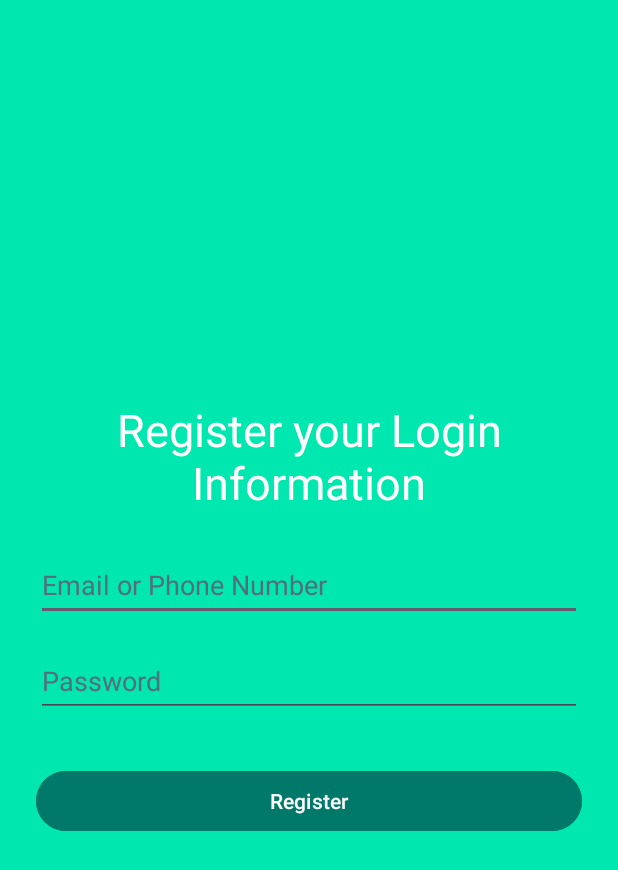
After one commit to Diego620/Recipe-App, an Android app: the RegisterActivity screen opened directly, with no data from a screen before it, on a phone screen of 412 x 824 dp. The commit adds this screen. Shown: the top 870 px of the screen. Run offline under Robolectric (Android 15) with nearby library versions, the phone set to English and light mode, and no system bars.

Commit message:
DataBase Login
We need to change a few things

```diff
--- a/app/src/main/AndroidManifest.xml
+++ b/app/src/main/AndroidManifest.xml
@@ -13,7 +13,9 @@
         android:supportsRtl="true"
         android:theme="@style/Theme.RecipeApp"
         tools:targetApi="31">
-
+        <activity android:name=".WelcomeActivity" />
+        <activity android:name=".LoginActivity" />
+        <activity android:name=".RegisterActivity" />
         <activity
             android:name=".RecipeFragment"
             android:exported="false" />
--- /dev/null
+++ b/app/src/main/java/com/diegocupido/recipeapp/RegisterActivity.kt
@@ -0,0 +1,47 @@
+package com.diegocupido.recipeapp
+
+import android.content.Intent
+import android.os.Bundle
+import android.widget.Button
+import android.widget.EditText
+import android.widget.Toast
+import androidx.appcompat.app.AppCompatActivity
+
+
+
+class RegisterActivity : AppCompatActivity() {
+
+    lateinit var dbHelper: DatabaseHelper
+
+    override fun onCreate(savedInstanceState: Bundle?) {
+        super.onCreate(savedInstanceState)
+        setContentView(R.layout.activity_register)
+
+        dbHelper = DatabaseHelper(this)
+
+        val registerButton = findViewById<Button>(R.id.buttonRegisterSubmit)
+        val phoneEmailEditText = findViewById<EditText>(R.id.editTextPhoneEmailRegister)
+        val passwordEditText = findViewById<EditText>(R.id.editTextPasswordRegister)
+
+        registerButton.setOnClickListener {
+            val phoneEmail = phoneEmailEditText.text.toString()
+            val password = passwordEditText.text.toString()
+
+            if (phoneEmail.isNotEmpty() && password.isNotEmpty()) {
+                val result = dbHelper.addUser(phoneEmail, password)
+                if (result != -1L) {
+                    // sends them back to login page
+                    Toast.makeText(this, "Registration successful!", Toast.LENGTH_SHORT).show()
+                    val intent = Intent(this, LoginActivity::class.java)
+                    startActivity(intent)
+                    finish()
+                } else {
+                    // I should change this
+                    Toast.makeText(this, "Registration failed!", Toast.LENGTH_SHORT).show()
+                }
+            } else {
+                Toast.makeText(this, "Please enter all fields", Toast.LENGTH_SHORT).show()
+            }
+        }
+    }
+}
--- /dev/null
+++ b/app/src/main/res/layout/activity_register.xml
@@ -0,0 +1,53 @@
+<?xml version="1.0" encoding="utf-8"?>
+<LinearLayout xmlns:android="http://schemas.android.com/apk/res/android"
+    xmlns:tools="http://schemas.android.com/tools"
+    android:layout_width="match_parent"
+    android:layout_height="match_parent"
+    android:orientation="vertical"
+    android:background="#00E8B0"
+    android:gravity="center"
+    android:padding="24dp">
+
+    <TextView
+        android:id="@+id/textView"
+        android:layout_width="match_parent"
+        android:layout_height="wrap_content"
+        android:text="Register your Login Information"
+        android:textSize="30sp"
+        android:textColor="#FFFFFF"
+        android:gravity="center"
+        android:layout_marginBottom="24dp" />
+
+    <EditText
+        android:id="@+id/editTextPhoneEmailRegister"
+        android:layout_width="match_parent"
+        android:layout_height="wrap_content"
+        android:hint="Email or Phone Number"
+        android:inputType="text"
+        android:minHeight="48dp"
+        android:textColorHint="#546E7A"
+        android:layout_marginBottom="16dp"
+        tools:ignore="Autofill,HardcodedText,TextFields,VisualLintTextFieldSize" />
+
+    <EditText
+        android:id="@+id/editTextPasswordRegister"
+        android:layout_width="match_parent"
+        android:layout_height="wrap_content"
+        android:hint="Password"
+        android:inputType="textPassword"
+        android:minHeight="48dp"
+        android:layout_marginBottom="24dp"
+        android:textColorHint="#546E7A"
+        tools:ignore="HardcodedText,VisualLintTextFieldSize" />
+
+    <Button
+        android:id="@+id/buttonRegisterSubmit"
+        android:layout_width="match_parent"
+        android:layout_height="wrap_content"
+        android:text="Register"
+        android:textColor="#FFFFFF"
+        android:backgroundTint="#00796B"
+        android:layout_marginTop="8dp"
+        tools:ignore="HardcodedText" />
+
+</LinearLayout>
```
Also changed, not shown: app/src/main/java/com/diegocupido/recipeapp/DatabaseHelper.kt (added, +50 -0 lines), app/src/main/java/com/diegocupido/recipeapp/LoginActivity.kt (added, +49 -0 lines), app/src/main/java/com/diegocupido/recipeapp/MainActivity.kt (+7 -6 lines), app/src/main/java/com/diegocupido/recipeapp/WelcomeActivity.kt (added, +20 -0 lines), app/src/main/res/layout/activity_login.xml (added, +60 -0 lines), app/src/main/res/layout/activity_main.xml (+24 -13 lines).
